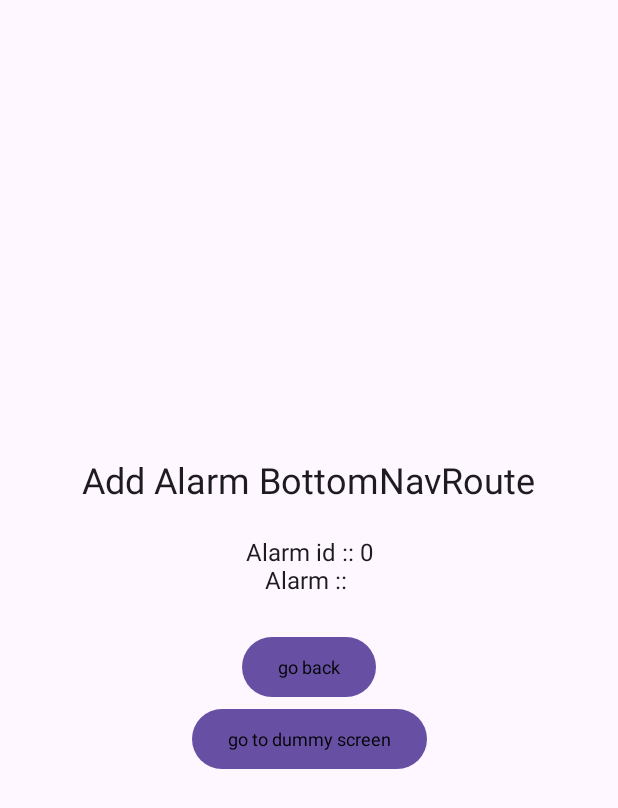
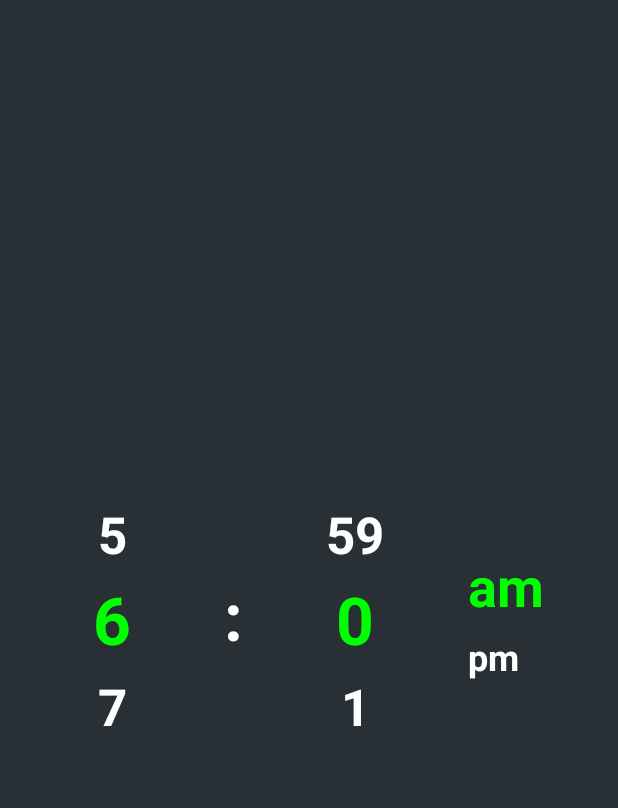
Before and after one commit to PriteshNikam/Clock, an Android app built with Jetpack Compose: the @Preview function PreviewCreateAlarmScreen, on a phone screen of 412 x 824 dp. Shown: the top 808 px of the screen. Run offline under Robolectric (Android 15) with nearby library versions, the phone set to English and light mode, and no system bars.

Commit message:
complete time picker UI

```diff
--- /dev/null
+++ b/app/src/main/java/com/developersphere/clock/presentation/common_compose/time_picker/DigitPicker.kt
@@ -0,0 +1,83 @@
+package com.developersphere.clock.presentation.common_compose.time_picker
+
+import androidx.compose.foundation.layout.Arrangement
+import androidx.compose.foundation.layout.Box
+import androidx.compose.foundation.layout.height
+import androidx.compose.foundation.layout.padding
+import androidx.compose.foundation.layout.width
+import androidx.compose.foundation.lazy.LazyColumn
+import androidx.compose.foundation.lazy.itemsIndexed
+import androidx.compose.foundation.lazy.rememberLazyListState
+import androidx.compose.runtime.Composable
+import androidx.compose.runtime.LaunchedEffect
+import androidx.compose.runtime.derivedStateOf
+import androidx.compose.runtime.getValue
+import androidx.compose.runtime.remember
+import androidx.compose.ui.Alignment
+import androidx.compose.ui.Modifier
+import androidx.compose.ui.graphics.Color
+import androidx.compose.ui.text.TextStyle
+import androidx.compose.ui.text.font.FontWeight
+import androidx.compose.ui.unit.dp
+import androidx.compose.ui.unit.sp
+import com.developersphere.clock.presentation.common_compose.CommonText
+
+@Composable
+fun DigitPicker(
+    circularList: List<Int>,
+    initialValue: Int,
+    onHourSelected: (Int) -> Unit = {},
+    maxRange: Int,
+) {
+    val centerIndex = circularList.size / 2
+    val subList = circularList.subList(centerIndex - maxRange, centerIndex + maxRange)
+    val localIndex = subList.indexOf(initialValue)
+
+    // -1 as we are highlighting center item where we add +1 condition.
+    // here (centerIndex - 6) is starting index of sublist in repeatedHours
+    val initialIndex = localIndex + (centerIndex - maxRange) - 1
+
+    val listState = rememberLazyListState(initialFirstVisibleItemIndex = initialIndex)
+
+    LaunchedEffect(listState.isScrollInProgress.not()) {
+        val centerItemIndex = listState.firstVisibleItemIndex + 1
+        val selectedHour = circularList.getOrNull(centerItemIndex) ?: 1
+        onHourSelected(selectedHour)
+    }
+
+    val centerItemIndex by remember {
+        derivedStateOf { listState.firstVisibleItemIndex + 1 }
+    }
+
+    Box(
+        modifier = Modifier
+            .height(160.dp)
+            .width(52.dp), contentAlignment = Alignment.Center
+    ) {
+        LazyColumn(
+            state = listState,
+            verticalArrangement = Arrangement.Center,
+            horizontalAlignment = Alignment.CenterHorizontally
+        ) {
+            itemsIndexed(circularList) { index, item ->
+                Box(modifier = Modifier.padding(vertical = 6.dp)) {
+                    CommonText(
+                        text = item.toString(),
+                        textStyle = if (index == centerItemIndex)
+                            TextStyle(
+                                fontSize = 44.sp,
+                                fontWeight = FontWeight.Bold,
+                                color = Color.Green
+                            )
+                        else
+                            TextStyle(
+                                fontSize = 34.sp,
+                                fontWeight = FontWeight.Bold,
+                                color = Color.White
+                            )
+                    )
+                }
+            }
+        }
+    }
+}
--- /dev/null
+++ b/app/src/main/java/com/developersphere/clock/presentation/common_compose/time_picker/TimePicker.kt
@@ -0,0 +1,116 @@
+package com.developersphere.clock.presentation.common_compose.time_picker
+
+import androidx.compose.foundation.background
+import androidx.compose.foundation.layout.Arrangement
+import androidx.compose.foundation.layout.Box
+import androidx.compose.foundation.layout.Row
+import androidx.compose.foundation.layout.fillMaxSize
+import androidx.compose.foundation.layout.height
+import androidx.compose.foundation.layout.padding
+import androidx.compose.foundation.layout.width
+import androidx.compose.foundation.lazy.LazyColumn
+import androidx.compose.foundation.lazy.LazyListState
+import androidx.compose.foundation.lazy.items
+import androidx.compose.foundation.lazy.itemsIndexed
+import androidx.compose.foundation.lazy.rememberLazyListState
+import androidx.compose.runtime.Composable
+import androidx.compose.runtime.LaunchedEffect
+import androidx.compose.runtime.derivedStateOf
+import androidx.compose.runtime.getValue
+import androidx.compose.runtime.remember
+import androidx.compose.ui.Alignment
+import androidx.compose.ui.Modifier
+import androidx.compose.ui.graphics.Color
+import androidx.compose.ui.text.TextStyle
+import androidx.compose.ui.text.font.FontWeight
+import androidx.compose.ui.unit.dp
+import androidx.compose.ui.unit.sp
+import com.developersphere.clock.presentation.common_compose.CommonText
+
+@Composable
+fun TimePicker() {
+    Row(
+        modifier = Modifier.fillMaxSize(),
+        horizontalArrangement = Arrangement.SpaceEvenly,
+        verticalAlignment = Alignment.CenterVertically
+    ) {
+        val hours = (1..12).toList()
+        val minutes = (0..59).toList()
+        val repeatedHours = List(1000) { hours[it % 12] }
+        val repeatMinutes = List(1000) { minutes[it % 60] }
+
+        DigitPicker(
+            circularList = repeatedHours,
+            initialValue = 6,
+            maxRange = 12,
+        )
+        CommonText(
+            ":", textStyle = TextStyle(
+                fontSize = 44.sp,
+                color = Color.White,
+                fontWeight = FontWeight.Bold
+            )
+        )
+        DigitPicker(
+            circularList = repeatMinutes,
+            initialValue = 0,
+            maxRange = 59,
+        )
+        TimePeriodPicker(
+            updateTimePicker = {}
+        )
+    }
+}
+
+enum class TimePeriod(val period: String) {
+    AM(period = "am"),
+    PM(period = "pm")
+}
+
+@Composable
+fun TimePeriodPicker(updateTimePicker: (String) -> Unit = {}) {
+
+    val timePeriods = TimePeriod.entries
+    val listState: LazyListState = rememberLazyListState(initialFirstVisibleItemIndex = 0)
+
+    LaunchedEffect(listState.isScrollInProgress.not()) {
+        val currentIndex = listState.firstVisibleItemIndex
+        val currentTimerPeriod = timePeriods.getOrNull(currentIndex)
+        updateTimePicker((currentTimerPeriod?.period ?: timePeriods.first().period))
+    }
+
+    val selectedTimePeriod by remember {
+        derivedStateOf {
+            timePeriods[listState.firstVisibleItemIndex]
+        }
+    }
+
+    Box(
+        Modifier
+            .height(160.dp)
+            .width(52.dp),
+        contentAlignment = Alignment.Center
+    ) {
+        LazyColumn(state = listState) {
+            itemsIndexed(timePeriods) { index, item ->
+                Box(modifier = Modifier.padding(vertical = 6.dp)) {
+                    CommonText(
+                        item.period,
+                        textStyle = if (item == selectedTimePeriod) TextStyle(
+                            fontSize = 36.sp,
+                            color = Color.Green,
+                            fontWeight = FontWeight.Bold
+
+                        )
+                        else
+                            TextStyle(
+                                fontSize = 24.sp,
+                                color = Color.White,
+                                fontWeight = FontWeight.Bold
+                            )
+                    )
+                }
+            }
+        }
+    }
+}
--- a/app/src/main/java/com/developersphere/clock/presentation/screens/add_alarm_screen/AddAlarmScreen.kt
+++ b/app/src/main/java/com/developersphere/clock/presentation/screens/add_alarm_screen/AddAlarmScreen.kt
@@ -1,53 +1,28 @@
 package com.developersphere.clock.presentation.screens.add_alarm_screen
 
+import androidx.compose.foundation.background
 import androidx.compose.foundation.layout.Arrangement
 import androidx.compose.foundation.layout.Column
-import androidx.compose.foundation.layout.Spacer
 import androidx.compose.foundation.layout.fillMaxSize
-import androidx.compose.foundation.layout.height
-import androidx.compose.foundation.layout.padding
-import androidx.compose.material3.Button
-import androidx.compose.material3.Scaffold
 import androidx.compose.runtime.Composable
-import androidx.compose.ui.Alignment
 import androidx.compose.ui.Modifier
-import androidx.compose.ui.text.TextStyle
+import androidx.compose.ui.graphics.Color
 import androidx.compose.ui.tooling.preview.Preview
-import androidx.compose.ui.unit.dp
-import androidx.compose.ui.unit.sp
-import com.developersphere.clock.presentation.common_compose.CommonText
+import com.developersphere.clock.presentation.common_compose.time_picker.TimePicker
 import com.developersphere.clock.presentation.navigation.routes.AlarmRoute
 
 @Composable
 fun AddAlarmScreen(
     alarmId: Int, alarmTitle: String,
-    navigation:(destination: AlarmRoute?) -> Unit,
+    navigation: (destination: AlarmRoute?) -> Unit,
 ) {
-    Scaffold {
-        Column(
-            modifier = Modifier
-                .padding(paddingValues = it)
-                .fillMaxSize(),
-            verticalArrangement = Arrangement.Center,
-            horizontalAlignment = Alignment.CenterHorizontally
-        ) {
-            CommonText(text = "Add Alarm BottomNavRoute", textStyle = TextStyle(fontSize = 24.sp))
-            Spacer(modifier = Modifier.height(24.dp))
-            CommonText(text = "Alarm id :: $alarmId", textStyle = TextStyle(fontSize = 16.sp))
-            CommonText(text = "Alarm :: $alarmTitle", textStyle = TextStyle(fontSize = 16.sp))
-            Spacer(Modifier.height(24.dp))
-            Button(onClick = {
-                navigation(null)
-            }) {
-                CommonText(text = "go back")
-            }
-
-            Button(onClick = {
-                navigation(AlarmRoute.DummyScreen)
-            }) {
-                CommonText(text = "go to dummy screen")
-            }
-        }
+    Column(
+        modifier = Modifier
+            .fillMaxSize()
+            .background(color = Color(0xff282F35)),
+        verticalArrangement = Arrangement.Center,
+    ) {
+        TimePicker()
     }
 }
 
--- a/app/src/main/java/com/developersphere/clock/presentation/screens/alarm_screen/AlarmScreen.kt
+++ b/app/src/main/java/com/developersphere/clock/presentation/screens/alarm_screen/AlarmScreen.kt
@@ -3,7 +3,6 @@ package com.developersphere.clock.presentation.screens.alarm_screen
 import androidx.compose.foundation.background
 import androidx.compose.foundation.clickable
 import androidx.compose.foundation.layout.Arrangement
-import androidx.compose.foundation.layout.Box
 import androidx.compose.foundation.layout.Row
 import androidx.compose.foundation.layout.Spacer
 import androidx.compose.foundation.layout.fillMaxSize
@@ -17,7 +16,6 @@ import androidx.compose.foundation.lazy.LazyColumn
 import androidx.compose.foundation.lazy.grid.GridCells
 import androidx.compose.foundation.lazy.grid.LazyVerticalGrid
 import androidx.compose.foundation.lazy.grid.items
-import androidx.compose.foundation.lazy.items
 import androidx.compose.material.icons.Icons
 import androidx.compose.material.icons.filled.MoreVert
 import androidx.compose.material.icons.rounded.Add
@@ -54,7 +52,36 @@ fun AlarmScreen(
             .fillMaxSize(),
         verticalArrangement = Arrangement.spacedBy(8.dp)
     ) {
+        //show current time
         item {
+            CurrentTime(currentTime)
+        }
+
+        // header with add and more icon.
+        item {
+            AddAndMoreActions(navigation)
+        }
+
+        // list of added alarm
+        item {
+            LazyVerticalGrid(
+                columns = GridCells.Fixed(2),
+                modifier = Modifier
+                    .heightIn(
+                        min = 100.dp,
+                        max = 1000.dp
+                    ),
+            ) {
+                items(alarmScreenData) { alarm ->
+                    AlarmCardWidget(alarm)
+                }
+            }
+        }
+    }
+}
+
+@Composable
+fun CurrentTime(currentTime: String) {
         CommonText(
             text = currentTime,
             textStyle = TextStyle(
@@ -66,9 +93,11 @@ fun AlarmScreen(
             ),
             modifier = Modifier.padding(horizontal = 8.dp)
         )
+
 }
 
-        item {
+@Composable
+fun AddAndMoreActions(navigation: (screen: AlarmRoute) -> Unit) {
     Row(
         modifier = Modifier
             .padding(horizontal = 8.dp)
@@ -101,23 +130,6 @@ fun AlarmScreen(
     }
 }
 
-        item {
-            LazyVerticalGrid(
-                columns = GridCells.Fixed(2),
-                modifier = Modifier
-                    .heightIn(
-                        min = 100.dp,
-                        max = 1000.dp
-                    ),
-            ) {
-                items(alarmScreenData) { alarm ->
-                    AlarmCardWidget(alarm)
-                }
-            }
-        }
-    }
-}
-
 @Preview
 @Composable
 fun PreviewAlarmScreen() {
```
Lines whose indentation alone changed are shown as unchanged.
